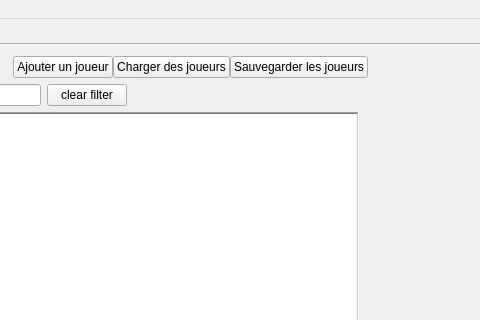
Above: mainwindow/mainwindow.ui from dsarrut/btm before the change; both pictures show x 265 to 745 and y 0 to 320 of the 1069 by 587 pixel window. Below: the same form after it.
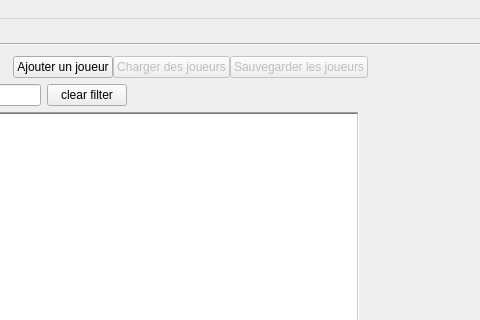
That is the form after the change. Icons and pictures are not drawn. Custom widgets are drawn as their Qt base class.

The edit to the form file:
```diff
--- a/mainwindow/mainwindow.ui
+++ b/mainwindow/mainwindow.ui
@@ -7,7 +7,7 @@
     <x>0</x>
     <y>0</y>
     <width>1069</width>
-    <height>584</height>
+    <height>586</height>
    </rect>
   </property>
   <property name="windowTitle">
@@ -94,6 +94,9 @@
           </item>
           <item>
            <widget class="QPushButton" name="buttonLoad">
+            <property name="enabled">
+             <bool>false</bool>
+            </property>
             <property name="text">
              <string>Charger des joueurs</string>
             </property>
@@ -101,6 +104,9 @@
           </item>
           <item>
            <widget class="QPushButton" name="buttonSave">
+            <property name="enabled">
+             <bool>false</bool>
+            </property>
             <property name="text">
              <string>Sauvegarder les joueurs</string>
             </property>
```
